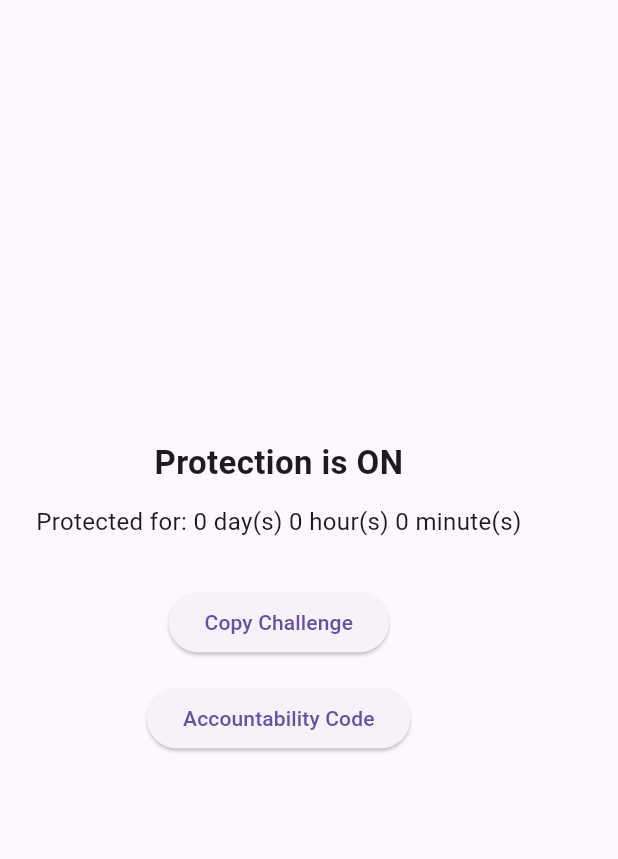
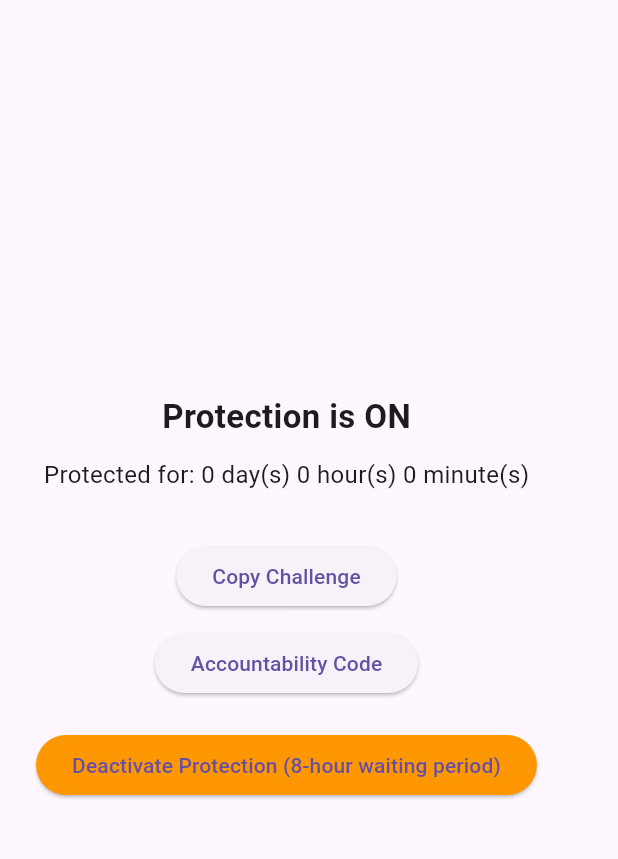
Before and after one commit to abdielhuertam/cleanmind, a Flutter app: the screen it shows after launch, after a tap on "Activate Protection", on a phone screen of 412 x 824 dp, the part 63-922 px from its top. Run offline on Flutter 3.47's test engine with Material 3 defaults, Android fonts, the light colour scheme and no system bars; our stand-ins replace shared_preferences.

Commit message:
Implement Free Plan waiting period with persistence and automatic expiration (test mode)

```diff
--- a/lib/main.dart
+++ b/lib/main.dart
@@ -1,63 +1,69 @@
 import 'package:flutter/material.dart';
 import 'state/plan_state.dart';
+import 'services/local_storage_service.dart';
 import 'screens/home_screen.dart';
-import 'services/local_storage_service.dart';
+import 'state/protection_state.dart';
 
-void main() {
+void main() async {
   WidgetsFlutterBinding.ensureInitialized();
-  runApp(const CleanMindApp());
+
+  PlanState loadedPlan = await LocalStorageService.loadPlan();
+
+  // -----------------------------
+  // CHECK DEACTIVATION EXPIRATION
+  // -----------------------------
+
+print("STATUS AT LOAD: ${loadedPlan.protection.status}");
+print("SCHEDULED AT: ${loadedPlan.protection.deactivationScheduledAt}");
+print("IS EXPIRED: ${loadedPlan.protection.isDeactivationExpired()}");
+
+if (loadedPlan.protection.status ==
+        ProtectionStatus.deactivationPending &&
+    loadedPlan.protection.isDeactivationExpired()) {
+
+  print("DEACTIVATION EXPIRED - DISABLING");
+
+  loadedPlan = loadedPlan.unlockSucceeded();
+  await LocalStorageService.savePlan(loadedPlan);
 }
 
-class CleanMindApp extends StatefulWidget {
-  const CleanMindApp({super.key});
+
+
+  runApp(MyApp(initialPlan: loadedPlan));
+}
+
+class MyApp extends StatefulWidget {
+  final PlanState initialPlan;
+
+  const MyApp({super.key, required this.initialPlan});
 
   @override
-  State<CleanMindApp> createState() => _CleanMindAppState();
+  State<MyApp> createState() => _MyAppState();
 }
 
-class _CleanMindAppState extends State<CleanMindApp> {
-  PlanState? _plan;
+class _MyAppState extends State<MyApp> {
+  late PlanState _plan;
 
   @override
   void initState() {
     super.initState();
-    _initializePlan();
+    _plan = widget.initialPlan;
   }
 
-  Future<void> _initializePlan() async {
-    final loadedPlan = await LocalStorageService.loadPlan();
-
-    print("Loaded status: ${loadedPlan.protection.status}");
-    print("Loaded activatedAt: ${loadedPlan.protection.activatedAt}");
-
+  void _onPlanChanged(PlanState updatedPlan) async {
+    await LocalStorageService.savePlan(updatedPlan);
     setState(() {
-      _plan = loadedPlan;
-    });
-  }
-
-  Future<void> _updatePlan(PlanState newPlan) async {
-    await LocalStorageService.savePlan(newPlan);
-
-    setState(() {
-      _plan = newPlan;
+      _plan = updatedPlan;
     });
   }
 
   @override
   Widget build(BuildContext context) {
-    if (_plan == null) {
-      return const MaterialApp(
-        home: Scaffold(
-          body: Center(child: CircularProgressIndicator()),
-        ),
-      );
-    }
-
     return MaterialApp(
       debugShowCheckedModeBanner: false,
       home: HomeScreen(
-        plan: _plan!,
-        onPlanChanged: _updatePlan,
+        plan: _plan,
+        onPlanChanged: _onPlanChanged,
       ),
     );
   }
--- a/lib/screens/home_screen.dart
+++ b/lib/screens/home_screen.dart
@@ -110,43 +110,62 @@ class _HomeScreenState extends State<HomeScreen> {
       return Column(
         children: [
           ElevatedButton(
-              onPressed: () async {
-                final confirmed = await _showUnlockWarning(context);
-                if (!confirmed) return;
-
+            onPressed: () {
               final updatedPlan = widget.plan.requestUnlock();
               widget.onPlanChanged(updatedPlan);
-
-                Navigator.of(context).push(
-                  MaterialPageRoute(
-                    builder: (_) => CopyChallengeScreen(
-                      plan: updatedPlan,
-                      onPlanChanged: widget.onPlanChanged,
-                    ),
-                  ),
-                );
+              Navigator.pushNamed(context, '/copy-challenge');
             },
             child: const Text('Copy Challenge'),
           ),
-            const SizedBox(height: 16),
+          const SizedBox(height: 10),
           ElevatedButton(
-              onPressed: () async {
-                final confirmed = await _showUnlockWarning(context);
-                if (!confirmed) return;
-
+            onPressed: () {
               final updatedPlan = widget.plan.requestUnlock();
               widget.onPlanChanged(updatedPlan);
-
-                Navigator.of(context).push(
-                  MaterialPageRoute(
-                    builder: (_) => AccountabilityCodeScreen(
-                      plan: updatedPlan,
-                      onPlanChanged: widget.onPlanChanged,
-                    ),
-                  ),
-                );
+              Navigator.pushNamed(context, '/accountability-code');
             },
             child: const Text('Accountability Code'),
+          ),
+          const SizedBox(height: 20),
+          ElevatedButton(
+            style: ElevatedButton.styleFrom(
+              backgroundColor: Colors.orange,
+            ),
+            onPressed: () {
+              _showDeactivationDialog(context);
+            },
+            child: const Text('Deactivate Protection (8-hour waiting period)'),
+          ),
+        ],
+      );
+
+    case ProtectionStatus.deactivationPending:
+      final remaining =
+          widget.plan.protection.getRemainingDeactivationTime();
+
+      return Column(
+        children: [
+          const Text(
+            'Deactivation scheduled',
+            style: TextStyle(fontSize: 16),
+          ),
+          const SizedBox(height: 8),
+          if (remaining != null)
+            Text(
+              'Time remaining: ${remaining.inHours}h '
+              '${remaining.inMinutes.remainder(60)}m',
+            ),
+          const SizedBox(height: 20),
+          ElevatedButton(
+            style: ElevatedButton.styleFrom(
+              backgroundColor: Colors.grey,
+            ),
+            onPressed: () {
+              final updatedPlan =
+                  widget.plan.cancelDeactivation();
+              widget.onPlanChanged(updatedPlan);
+            },
+            child: const Text('Cancel Deactivation'),
           ),
         ],
       );
@@ -159,11 +178,9 @@ class _HomeScreenState extends State<HomeScreen> {
         },
         child: const Text('Activate Protection'),
       );
-
-      case ProtectionStatus.deactivationPending:
-        return const CircularProgressIndicator();
   }
 }
+
 
   Future<bool> _showUnlockWarning(BuildContext context) async {
     final result = await showDialog<bool>(
@@ -188,4 +205,32 @@ class _HomeScreenState extends State<HomeScreen> {
 
     return result ?? false;
   }
+
+    void _showDeactivationDialog(BuildContext context) {
+    showDialog(
+      context: context,
+      builder: (_) => AlertDialog(
+        title: const Text('Confirm Deactivation'),
+        content: const Text(
+          'If you continue, your progress will reset after 8 hours. '
+          'Your accountability partner will be notified when protection is disabled.',
+        ),
+        actions: [
+          TextButton(
+            onPressed: () => Navigator.pop(context),
+            child: const Text('Cancel'),
+          ),
+          TextButton(
+            onPressed: () {
+              Navigator.pop(context);
+              final updatedPlan =
+                  widget.plan.requestDeactivation();
+              widget.onPlanChanged(updatedPlan);
+            },
+            child: const Text('Continue'),
+          ),
+        ],
+      ),
+    );
   }
+}
--- a/lib/services/local_storage_service.dart
+++ b/lib/services/local_storage_service.dart
@@ -6,6 +6,8 @@ class LocalStorageService {
   static const _statusKey = 'protection_status';
   static const _activatedAtKey = 'activated_at';
   static const _isProKey = 'is_pro';
+  static const _deactivationScheduledAtKey =
+      'deactivation_scheduled_at';
 
   static Future<void> savePlan(PlanState plan) async {
     final prefs = await SharedPreferences.getInstance();
@@ -13,16 +15,27 @@ class LocalStorageService {
     await prefs.setInt(
         _statusKey, plan.protection.status.index);
 
+    await prefs.setBool(_isProKey, plan.isPro);
+
     if (plan.protection.activatedAt != null) {
       await prefs.setInt(
         _activatedAtKey,
-        plan.protection.activatedAt!.millisecondsSinceEpoch,
+        plan.protection.activatedAt!
+            .millisecondsSinceEpoch,
       );
     } else {
       await prefs.remove(_activatedAtKey);
     }
 
-    await prefs.setBool(_isProKey, plan.isPro);
+    if (plan.protection.deactivationScheduledAt != null) {
+      await prefs.setInt(
+        _deactivationScheduledAtKey,
+        plan.protection.deactivationScheduledAt!
+            .millisecondsSinceEpoch,
+      );
+    } else {
+      await prefs.remove(_deactivationScheduledAtKey);
+    }
   }
 
   static Future<PlanState> loadPlan() async {
@@ -32,20 +45,25 @@ class LocalStorageService {
         prefs.getInt(_statusKey) ??
             ProtectionStatus.inactive.index;
 
-    final activatedMillis =
+    final isPro = prefs.getBool(_isProKey) ?? false;
+
+    final activatedAtMillis =
         prefs.getInt(_activatedAtKey);
 
-    final isPro = prefs.getBool(_isProKey) ?? false;
-
-    final status =
-        ProtectionStatus.values[statusIndex];
+    final deactivationScheduledAtMillis =
+        prefs.getInt(_deactivationScheduledAtKey);
 
     final protection = ProtectionState(
-      status: status,
-      activatedAt: activatedMillis != null
+      status: ProtectionStatus.values[statusIndex],
+      activatedAt: activatedAtMillis != null
           ? DateTime.fromMillisecondsSinceEpoch(
-              activatedMillis)
+              activatedAtMillis)
           : null,
+      deactivationScheduledAt:
+          deactivationScheduledAtMillis != null
+              ? DateTime.fromMillisecondsSinceEpoch(
+                  deactivationScheduledAtMillis)
+              : null,
     );
 
     return PlanState(
--- a/lib/state/plan_state.dart
+++ b/lib/state/plan_state.dart
@@ -1,48 +1,67 @@
 import 'protection_state.dart';
 
 class PlanState {
+  final ProtectionState protection;
   final bool isPro;
-  final ProtectionState protection;
 
   const PlanState({
+    required this.protection,
     required this.isPro,
-    required this.protection,
   });
 
-  factory PlanState.initial({required bool isPro}) {
+  factory PlanState.initial() {
     return PlanState(
-      isPro: isPro,
       protection: const ProtectionState(
         status: ProtectionStatus.inactive,
       ),
+      isPro: false,
     );
   }
 
   PlanState activateProtection() {
     return PlanState(
+      protection: protection.activate(),
       isPro: isPro,
-      protection: protection.activate(),
     );
   }
 
+  // Mantener compatibilidad con HomeScreen actual
   PlanState requestUnlock() {
+    return this;
+  }
+
+  PlanState requestDeactivation() {
     return PlanState(
+      protection: protection.scheduleDeactivation(),
       isPro: isPro,
-      protection: protection.requestDeactivation(),
+    );
+  }
+
+  PlanState cancelDeactivation() {
+    return PlanState(
+      protection: protection.cancelScheduledDeactivation(),
+      isPro: isPro,
     );
   }
 
   PlanState unlockSucceeded() {
     return PlanState(
+      protection: protection.disable(),
       isPro: isPro,
-      protection: protection.disable(),
     );
   }
 
   PlanState manualReactivate() {
     return PlanState(
+      protection: protection.activate(),
       isPro: isPro,
-      protection: protection.manualReactivate(),
+    );
+  }
+
+  PlanState updatePlan(bool newIsPro) {
+    return PlanState(
+      protection: protection,
+      isPro: newIsPro,
     );
   }
 }
--- a/lib/state/protection_state.dart
+++ b/lib/state/protection_state.dart
@@ -8,55 +8,71 @@ enum ProtectionStatus {
 class ProtectionState {
   final ProtectionStatus status;
   final DateTime? activatedAt;
+  final DateTime? deactivationScheduledAt;
 
   const ProtectionState({
     required this.status,
     this.activatedAt,
+    this.deactivationScheduledAt,
   });
 
-  factory ProtectionState.initial() {
-    return const ProtectionState(
-      status: ProtectionStatus.inactive,
-      activatedAt: null,
-    );
-  }
-
-  // KEEP ORIGINAL METHOD NAME
   ProtectionState activate() {
     return ProtectionState(
       status: ProtectionStatus.active,
       activatedAt: DateTime.now(),
+      deactivationScheduledAt: null,
     );
   }
 
-  // KEEP ORIGINAL METHOD NAME
-  ProtectionState requestDeactivation() {
+  ProtectionState scheduleDeactivation() {
     return ProtectionState(
       status: ProtectionStatus.deactivationPending,
       activatedAt: activatedAt,
+      deactivationScheduledAt: DateTime.now(),
     );
   }
 
-  // KEEP ORIGINAL METHOD NAME
-  ProtectionState disable() {
-    return const ProtectionState(
-      status: ProtectionStatus.protectionDisabled,
-      activatedAt: null,
+  ProtectionState cancelScheduledDeactivation() {
+    return ProtectionState(
+      status: ProtectionStatus.active,
+      activatedAt: activatedAt,
+      deactivationScheduledAt: null,
     );
   }
 
-  // Manual reactivation (used in HomeScreen)
-  ProtectionState manualReactivate() {
+  ProtectionState disable() {
     return ProtectionState(
-      status: ProtectionStatus.active,
-      activatedAt: DateTime.now(),
+      status: ProtectionStatus.protectionDisabled,
+      activatedAt: null,
+      deactivationScheduledAt: null,
     );
   }
 
   Duration getActiveDuration() {
-    if (activatedAt == null) {
-      return Duration.zero;
-    }
+    if (activatedAt == null) return Duration.zero;
     return DateTime.now().difference(activatedAt!);
   }
+
+  Duration? getRemainingDeactivationTime() {
+    if (status != ProtectionStatus.deactivationPending ||
+        deactivationScheduledAt == null) {
+      return null;
+    }
+
+    final elapsed = DateTime.now().difference(deactivationScheduledAt!);
+    final remaining = const Duration(minutes: 1) - elapsed;
+
+    if (remaining.isNegative) return Duration.zero;
+    return remaining;
+  }
+
+  bool isDeactivationExpired() {
+    if (status != ProtectionStatus.deactivationPending ||
+        deactivationScheduledAt == null) {
+      return false;
+    }
+
+    final elapsed = DateTime.now().difference(deactivationScheduledAt!);
+    return elapsed >= const Duration(minutes: 1);
+  }
 }
```
Also changed, not shown: 3 other files. Lines whose indentation alone changed are shown as unchanged.
